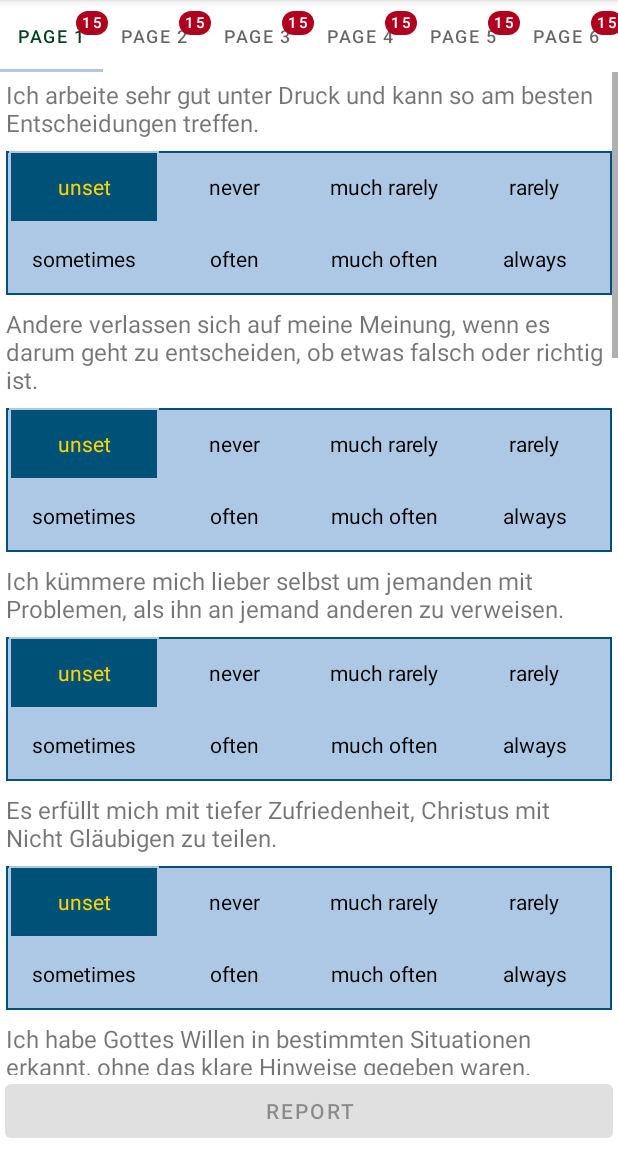
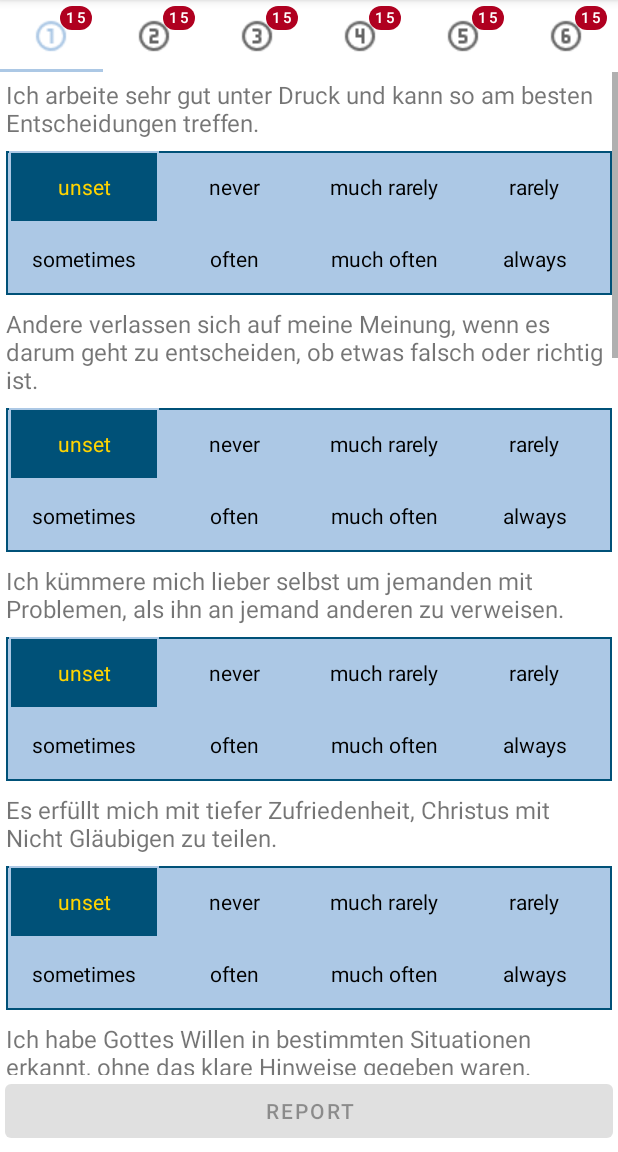
Before and after one commit to domjos1994/GiftApp, an Android app: the TestFragment screen opened through its navigation route, on a phone screen of 412 x 824 dp, the part 84-1236 px from its top. Run offline under Robolectric (Android 15) with nearby library versions, the phone set to English and light mode, and no system bars; our stand-ins replace FlexboxLayout, navigation-ui.

Commit message:
add icons instead of text

```diff
--- a/app/src/main/java/de/domjos/gift_app/fragments/TestFragment.kt
+++ b/app/src/main/java/de/domjos/gift_app/fragments/TestFragment.kt
@@ -1,11 +1,13 @@
 package de.domjos.gift_app.fragments
 
+import android.annotation.SuppressLint
 import android.content.res.Configuration
 import android.os.Bundle
 import androidx.fragment.app.Fragment
 import android.view.LayoutInflater
 import android.view.View
 import android.view.ViewGroup
+import androidx.appcompat.content.res.AppCompatResources
 import androidx.navigation.fragment.findNavController
 import com.google.android.material.tabs.TabLayout
 import com.google.android.material.tabs.TabLayoutMediator
@@ -32,6 +34,7 @@ class TestFragment : Fragment() {
         return binding.root
     }
 
+    @SuppressLint("UseCompatLoadingForDrawables")
     override fun onViewCreated(view: View, savedInstanceState: Bundle?) {
         super.onViewCreated(view, savedInstanceState)
 
@@ -68,14 +71,24 @@ class TestFragment : Fragment() {
         }
 
         TabLayoutMediator(tbl, viewPager) { tab, position ->
-            tab.text = when(position) {
-                0 -> context?.getString(R.string.test_page1)
-                1 -> context?.getString(R.string.test_page2)
-                2 -> context?.getString(R.string.test_page3)
-                3 -> context?.getString(R.string.test_page4)
-                4 -> context?.getString(R.string.test_page5)
-                5 -> context?.getString(R.string.test_page6)
+            val ctx = requireContext()
+            tab.contentDescription = when(position) {
+                0 -> ctx.getString(R.string.test_page1)
+                1 -> ctx.getString(R.string.test_page2)
+                2 -> ctx.getString(R.string.test_page3)
+                3 -> ctx.getString(R.string.test_page4)
+                4 -> ctx.getString(R.string.test_page5)
+                5 -> ctx.getString(R.string.test_page6)
                 else -> ""
+            }
+            tab.icon = when(position) {
+                0 -> AppCompatResources.getDrawable(ctx, R.drawable.counter_1)
+                1 -> AppCompatResources.getDrawable(ctx, R.drawable.counter_2)
+                2 -> AppCompatResources.getDrawable(ctx, R.drawable.counter_3)
+                3 -> AppCompatResources.getDrawable(ctx, R.drawable.counter_4)
+                4 -> AppCompatResources.getDrawable(ctx, R.drawable.counter_5)
+                5 -> AppCompatResources.getDrawable(ctx, R.drawable.counter_6)
+                else -> null
             }
         }.attach()
 
```
Also changed, not shown: app/src/main/res/drawable/counter_1.png (added), app/src/main/res/drawable/counter_2.png (added), app/src/main/res/drawable/counter_3.png (added), app/src/main/res/drawable/counter_4.png (added), app/src/main/res/drawable/counter_5.png (added), app/src/main/res/drawable/counter_6.png (added).
